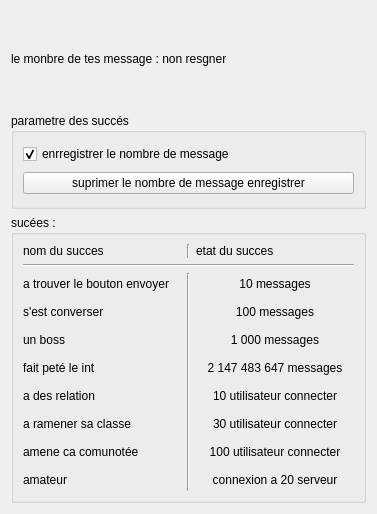
This is succees.ui in UnelDev/tchat-v5.2 as Qt 5 draws it before an edit. The edited form follows.
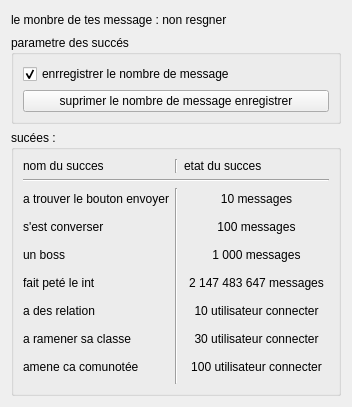
This is the edited form.

Commit message:
suppression du succès 20 serveur
le succès ne fonctionnée pas et je ne vois pas le moyen de rectifier le bug

The edit to the form file:
```diff
--- a/succees.ui
+++ b/succees.ui
@@ -6,8 +6,8 @@
    <rect>
     <x>0</x>
     <y>0</y>
-    <width>377</width>
-    <height>514</height>
+    <width>352</width>
+    <height>407</height>
    </rect>
   </property>
   <property name="windowTitle">
@@ -27,13 +27,6 @@
       <string>sucées :</string>
      </property>
      <layout class="QGridLayout" name="gridLayout_2">
-      <item row="9" column="0">
-       <widget class="QLabel" name="label_5">
-        <property name="text">
-         <string>amateur</string>
-        </property>
-       </widget>
-      </item>
       <item row="3" column="2">
        <widget class="QPushButton" name="message100">
         <property name="toolTip">
@@ -193,16 +186,6 @@
         </property>
        </widget>
       </item>
-      <item row="9" column="2">
-       <widget class="QPushButton" name="server20">
-        <property name="text">
-         <string>connexion a 20 serveur</string>
-        </property>
-        <property name="flat">
-         <bool>true</bool>
-        </property>
-       </widget>
-      </item>
       <item row="8" column="0">
        <widget class="QLabel" name="label_10">
         <property name="text">
```
The commit also changes 2 other files.
